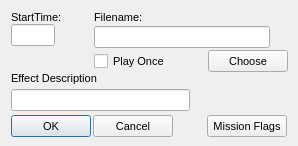
Old version of the form qteditor/ui/brief_addsound.ui in the repository DescentNetwork/Descent3.
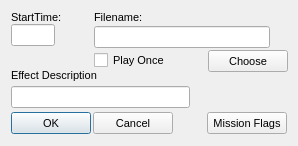
New version of the form.

```diff
--- a/qteditor/ui/brief_addsound.ui
+++ b/qteditor/ui/brief_addsound.ui
@@ -66,7 +66,7 @@
         <rect>
           <x>94</x>
           <y>11</y>
-          <width>51</width>
+          <width>49</width>
           <height>13</height>
         </rect>
       </property>
@@ -145,8 +145,8 @@
         <rect>
           <x>94</x>
           <y>52</y>
-          <width>79</width>
-          <height>19</height>
+          <width>78</width>
+          <height>16</height>
         </rect>
       </property>
       <property name="text">
@@ -163,7 +163,7 @@
       <property name="geometry">
         <rect>
           <x>11</x>
-          <y>72</y>
+          <y>69</y>
           <width>101</width>
           <height>13</height>
         </rect>
@@ -185,7 +185,7 @@
       <property name="geometry">
         <rect>
           <x>11</x>
-          <y>89</y>
+          <y>86</y>
           <width>179</width>
           <height>22</height>
         </rect>
@@ -201,7 +201,7 @@
       <property name="geometry">
         <rect>
           <x>11</x>
-          <y>115</y>
+          <y>112</y>
           <width>80</width>
           <height>22</height>
         </rect>
@@ -226,7 +226,7 @@
       <property name="geometry">
         <rect>
           <x>93</x>
-          <y>115</y>
+          <y>112</y>
           <width>80</width>
           <height>22</height>
         </rect>
@@ -251,7 +251,7 @@
       <property name="geometry">
         <rect>
           <x>207</x>
-          <y>115</y>
+          <y>112</y>
           <width>80</width>
           <height>22</height>
         </rect>
```
Left out of the diff: 947 changed lines with no effect on the pictures.
